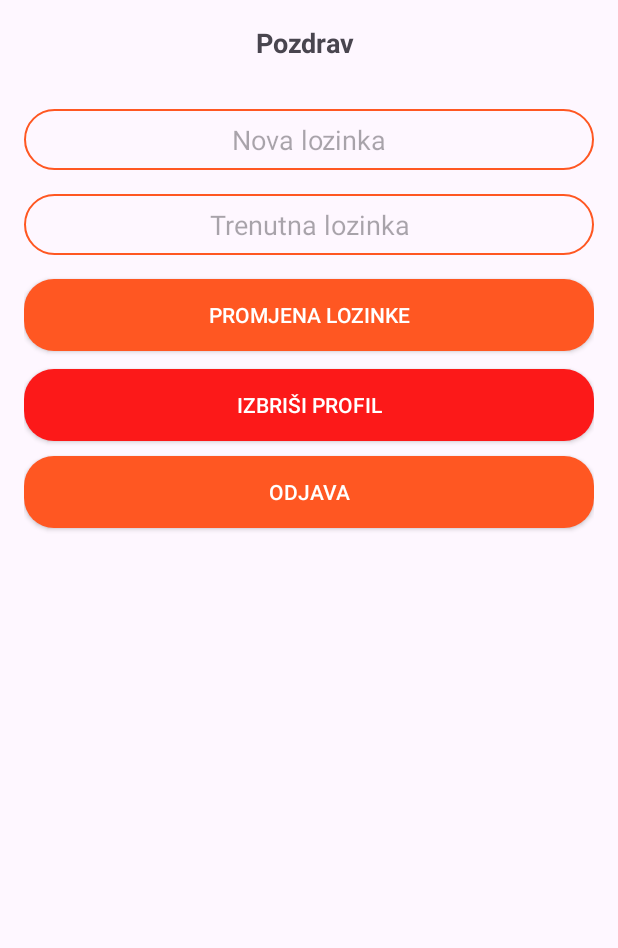
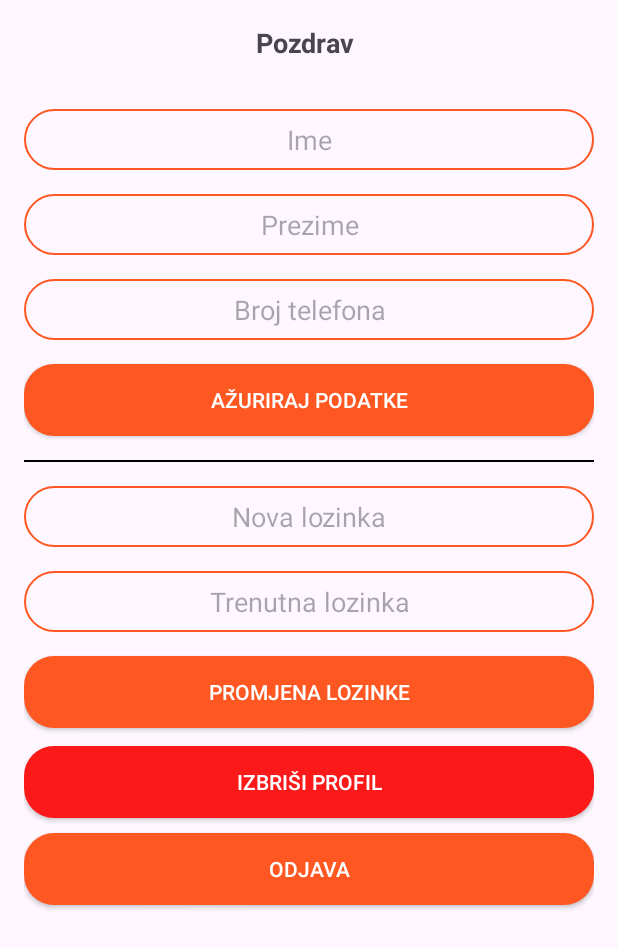
Before and after one commit to simunjelic/NRAMU_project, an Android app: the fragment ProfileFragment shown on its own in the app's theme, on a phone screen of 412 x 824 dp. Shown: the top 948 px of the screen. Run offline under Robolectric (Android 15) with nearby library versions, the phone set to English and light mode, and no system bars; our stand-ins replace Firebase (no records; nobody signed in at launch, a user with empty details on screens opened directly).

Commit message:
Add additional parameters to registration and profile

```diff
--- a/app/src/main/java/ba/sum/fsre/nramu_project/fragment/ProfileFragment.java
+++ b/app/src/main/java/ba/sum/fsre/nramu_project/fragment/ProfileFragment.java
@@ -21,17 +21,23 @@ import com.google.firebase.auth.AuthCredential;
 import com.google.firebase.auth.EmailAuthProvider;
 import com.google.firebase.auth.FirebaseAuth;
 import com.google.firebase.auth.FirebaseUser;
+import com.google.firebase.database.DataSnapshot;
+import com.google.firebase.database.DatabaseError;
+import com.google.firebase.database.DatabaseReference;
+import com.google.firebase.database.FirebaseDatabase;
+import com.google.firebase.database.ValueEventListener;
 
 import ba.sum.fsre.nramu_project.LoginActivity;
 import ba.sum.fsre.nramu_project.MainActivity;
+import ba.sum.fsre.nramu_project.Model.User;
 import ba.sum.fsre.nramu_project.R;
 import ba.sum.fsre.nramu_project.RegistrationActivity;
 
 public class ProfileFragment extends Fragment {
 
     private TextView currentUserTextView;
-    private EditText newPasswordEditText, currentPasswordEditText;
-    private Button updatePasswordButton,logoutButton,deleteUser;
+    private EditText newPasswordEditText, currentPasswordEditText, editTextName, editTextLastName, editTextPhoneNumber;
+    private Button updatePasswordButton,logoutButton,deleteUser, updateProfileDetailsButton;
 
     @Override
     public View onCreateView(LayoutInflater inflater, ViewGroup container,
@@ -42,9 +48,12 @@ public class ProfileFragment extends Fragment {
         newPasswordEditText = view.findViewById(R.id.newPasswordEditText);
         currentPasswordEditText = view.findViewById(R.id.currentPasswordEditText);
         updatePasswordButton = view.findViewById(R.id.updatePasswordButton);
+        updateProfileDetailsButton = view.findViewById(R.id.updateProfileDetails);
         logoutButton = view.findViewById(R.id.Logout);
         deleteUser = view.findViewById(R.id.deleteUser);
-
+        editTextName = view.findViewById(R.id.editTextName);
+        editTextLastName = view.findViewById(R.id.editTextLastName);
+        editTextPhoneNumber = view.findViewById(R.id.editTextPhoneNumber);
 
         FirebaseUser currentUser = FirebaseAuth.getInstance().getCurrentUser();
 
@@ -54,8 +63,28 @@ public class ProfileFragment extends Fragment {
 
         if (currentUser != null) {
             currentUserTextView.setText("Pozdrav " + username);
+
+            String userId = currentUser.getUid();
+            DatabaseReference userRef = FirebaseDatabase.getInstance().getReference().child("users").child(userId);
+            userRef.addListenerForSingleValueEvent(new ValueEventListener() {
+                @Override
+                public void onDataChange(@NonNull DataSnapshot dataSnapshot) {
+                    if (dataSnapshot.exists()) {
+                        User user = dataSnapshot.getValue(User.class);
+                        if (user != null) {
+                            editTextName.setText(user.getName());
+                            editTextLastName.setText(user.getLastName());
+                            editTextPhoneNumber.setText(user.getPhoneNumber());
+                        }
+                    }
+                }
+
+                @Override
+                public void onCancelled(@NonNull DatabaseError databaseError) {
+                    // Handle errors
+                }
+            });
         }
-
 
         updatePasswordButton.setOnClickListener(new View.OnClickListener() {
             @Override
@@ -79,8 +108,32 @@ public class ProfileFragment extends Fragment {
             }
         });
 
+        updateProfileDetailsButton.setOnClickListener(new View.OnClickListener() {
+            @Override
+            public void onClick(View v) {
+                updateProfileDetails();
+            }
+        });
+        return view;
+    }
 
-        return view;
+    private void updateProfileDetails() {
+        FirebaseUser currentUser = FirebaseAuth.getInstance().getCurrentUser();
+
+        if (currentUser != null) {
+            String userId = currentUser.getUid();
+            DatabaseReference userRef = FirebaseDatabase.getInstance().getReference().child("users").child(userId);
+
+            String newName = editTextName.getText().toString();
+            String newLastName = editTextLastName.getText().toString();
+            String newPhoneNumber = editTextPhoneNumber.getText().toString();
+
+            userRef.child("name").setValue(newName);
+            userRef.child("lastName").setValue(newLastName);
+            userRef.child("phoneNumber").setValue(newPhoneNumber);
+
+            Toast.makeText(getActivity(), "Podaci ažurirani!", Toast.LENGTH_SHORT).show();
+        }
     }
 
     private void deleteCurenUser() {
--- a/app/src/main/res/layout/fragment_profile.xml
+++ b/app/src/main/res/layout/fragment_profile.xml
@@ -1,6 +1,3 @@
-<!-- fragment_profile.xml -->
-
-
 <RelativeLayout xmlns:android="http://schemas.android.com/apk/res/android"
     xmlns:tools="http://schemas.android.com/tools"
     android:layout_width="match_parent"
@@ -19,10 +16,68 @@
         android:layout_marginBottom="16dp" />
 
     <EditText
+        android:id="@+id/editTextName"
+        android:layout_width="match_parent"
+        android:layout_height="wrap_content"
+        android:layout_below="@id/currentUserTextView"
+        android:layout_marginTop="16dp"
+        android:hint="Ime"
+        android:height="50dp"
+        android:padding="8dp"
+        android:background="@drawable/registration_drawable"
+        android:gravity="center"
+        android:inputType="text" />
+
+    <EditText
+        android:id="@+id/editTextLastName"
+        android:layout_width="match_parent"
+        android:layout_height="wrap_content"
+        android:layout_below="@id/editTextName"
+        android:layout_marginTop="16dp"
+        android:hint="Prezime"
+        android:height="50dp"
+        android:padding="8dp"
+        android:background="@drawable/registration_drawable"
+        android:gravity="center"
+        android:inputType="text" />
+
+    <EditText
+        android:id="@+id/editTextPhoneNumber"
+        android:layout_width="match_parent"
+        android:layout_height="wrap_content"
+        android:layout_below="@id/editTextLastName"
+        android:layout_marginTop="16dp"
+        android:hint="Broj telefona"
+        android:height="50dp"
+        android:padding="8dp"
+        android:background="@drawable/registration_drawable"
+        android:gravity="center"
+        android:inputType="phone" />
+
+    <androidx.appcompat.widget.AppCompatButton
+        android:id="@+id/updateProfileDetails"
+        android:layout_width="match_parent"
+        android:layout_height="wrap_content"
+        android:layout_below="@id/editTextPhoneNumber"
+        android:layout_marginTop="16dp"
+        android:background="@drawable/rounded_button"
+        android:textColor="@color/white"
+
+        android:text="Ažuriraj podatke" />
+
+    <View
+        android:id="@+id/lineSeparator"
+        android:layout_width="match_parent"
+        android:layout_height="1dp"
+        android:layout_below="@id/updateProfileDetails"
+        android:layout_marginTop="16dp"
+        android:background="@color/black" />
+
+    <EditText
         android:id="@+id/newPasswordEditText"
         android:layout_width="match_parent"
         android:layout_height="wrap_content"
-        android:layout_below="@id/currentUserTextView"
+        android:layout_below="@id/lineSeparator"
         android:layout_marginTop="16dp"
         android:height="50dp"
         android:padding="8dp"
```
Also changed, not shown: app/src/main/java/ba/sum/fsre/nramu_project/RegistrationActivity.java (+19 -0 lines), app/src/main/res/layout/activity_registration.xml (+6 -3 lines).
